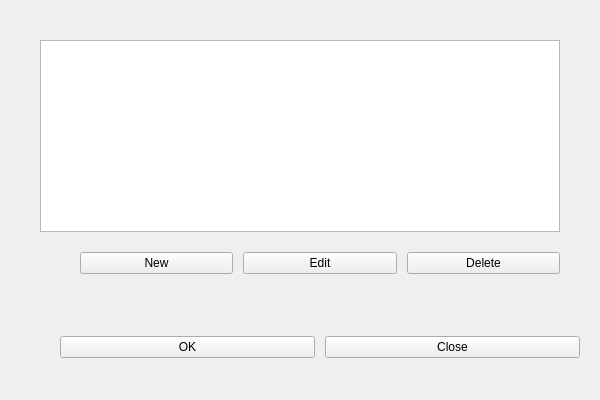
Old version of the form ui_files/form.ui in the repository Noertri/manage-env.
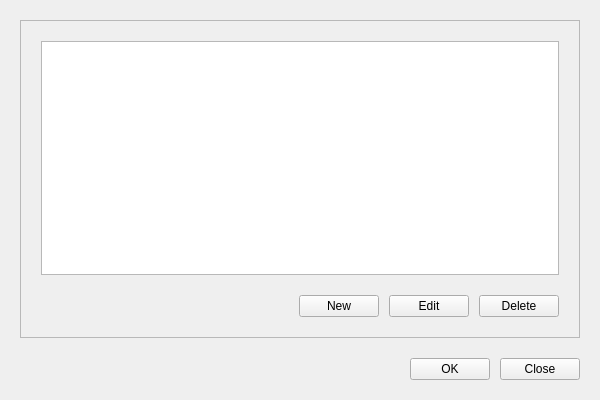
New version of the form.

Diff of the .ui file:
```diff
--- a/ui_files/form.ui
+++ b/ui_files/form.ui
@@ -19,6 +19,12 @@
     <verstretch>0</verstretch>
    </sizepolicy>
   </property>
+  <property name="minimumSize">
+   <size>
+    <width>600</width>
+    <height>400</height>
+   </size>
+  </property>
   <property name="maximumSize">
    <size>
     <width>600</width>
@@ -498,7 +504,10 @@
       </sizepolicy>
      </property>
      <property name="frameShape">
-      <enum>QFrame::NoFrame</enum>
+      <enum>QFrame::StyledPanel</enum>
+     </property>
+     <property name="frameShadow">
+      <enum>QFrame::Plain</enum>
      </property>
      <layout class="QVBoxLayout" name="table_lo">
       <property name="spacing">
@@ -518,6 +527,9 @@
       </property>
       <item>
        <widget class="QTableView" name="table">
+        <property name="frameShadow">
+         <enum>QFrame::Plain</enum>
+        </property>
         <property name="horizontalScrollBarPolicy">
          <enum>Qt::ScrollBarAsNeeded</enum>
         </property>
@@ -536,14 +548,23 @@
         <property name="selectionBehavior">
          <enum>QAbstractItemView::SelectRows</enum>
         </property>
+        <property name="verticalScrollMode">
+         <enum>QAbstractItemView::ScrollPerItem</enum>
+        </property>
+        <property name="horizontalScrollMode">
+         <enum>QAbstractItemView::ScrollPerItem</enum>
+        </property>
+        <property name="wordWrap">
+         <bool>false</bool>
+        </property>
         <attribute name="horizontalHeaderVisible">
          <bool>true</bool>
         </attribute>
         <attribute name="horizontalHeaderMinimumSectionSize">
-         <number>200</number>
+         <number>250</number>
         </attribute>
         <attribute name="horizontalHeaderDefaultSectionSize">
-         <number>200</number>
+         <number>250</number>
         </attribute>
         <attribute name="horizontalHeaderStretchLastSection">
          <bool>true</bool>
@@ -559,7 +580,10 @@
          <number>10</number>
         </property>
         <item>
-         <spacer name="horizontalSpacer_2">
+         <spacer name="horizontalSpacer">
+          <property name="orientation">
+           <enum>Qt::Horizontal</enum>
+          </property>
           <property name="sizeHint" stdset="0">
            <size>
             <width>40</width>
@@ -600,7 +624,10 @@
       <number>10</number>
      </property>
      <item>
-      <spacer name="horizontalSpacer">
+      <spacer name="horizontalSpacer_2">
+       <property name="orientation">
+        <enum>Qt::Horizontal</enum>
+       </property>
        <property name="sizeHint" stdset="0">
         <size>
          <width>40</width>
```
